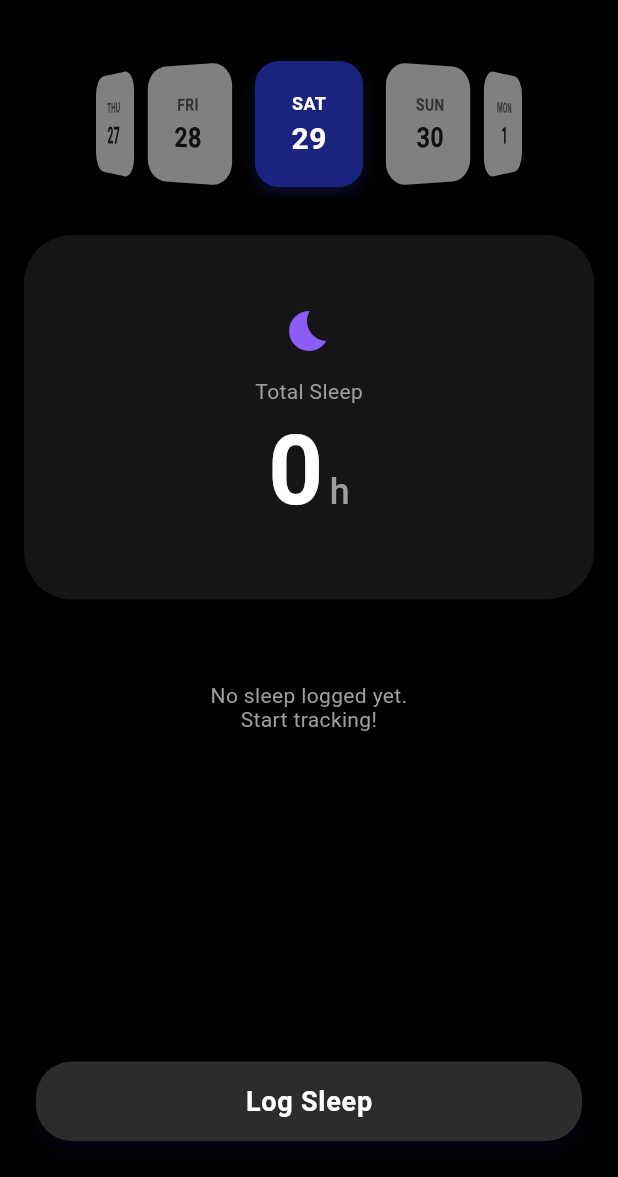
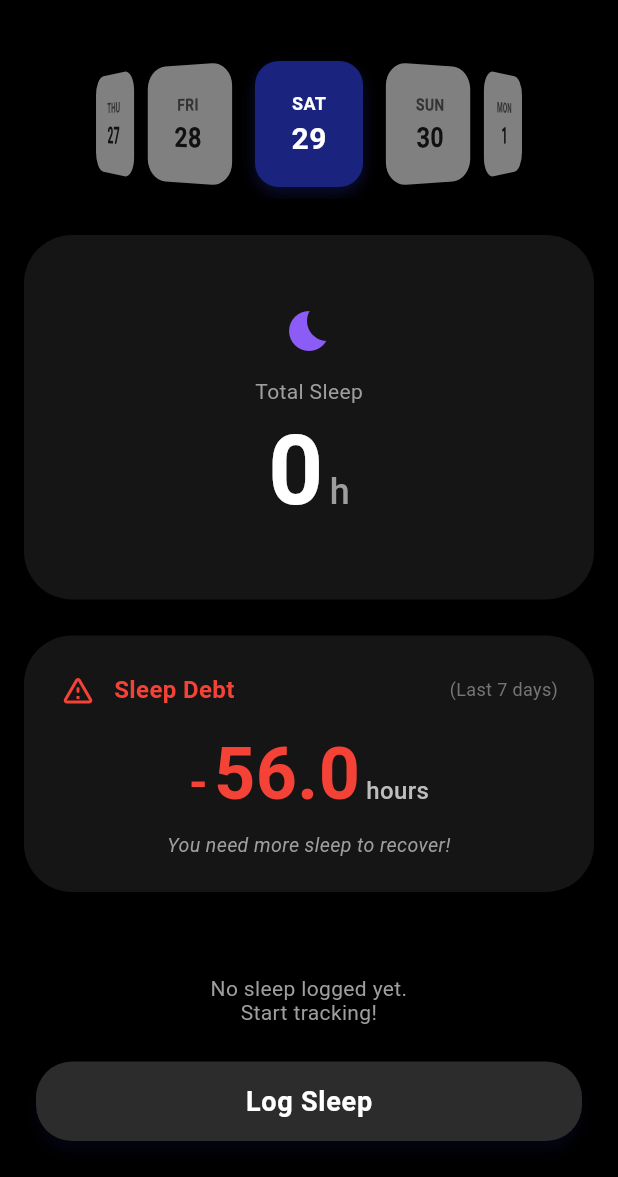
Before and after one commit to 1xterminal/Gainers, a Flutter app: the SleepLogScreen screen opened directly, on a phone screen of 412 x 824 dp, the part 59-1236 px from its top. Run offline on Flutter 3.47's test engine with Material 3 defaults, Android fonts, the phone set to English and light mode, and no system bars; our stand-ins replace confetti, fl_chart, flutter_dotenv, flutter_riverpod, google_sign_in, permission_handler and 3 more; missing offline and left inert: health, youtube_api; accounts and stored records are empty; network calls fail.

Commit message:
feat: Add sleep logging screen with total sleep duration, daily logs, and sleep debt tracking.

```diff
--- a/lib/features/sleep/ui/sleep_log_screen.dart
+++ b/lib/features/sleep/ui/sleep_log_screen.dart
@@ -4,6 +4,7 @@ import 'package:intl/intl.dart';
 import '../../../core/widgets/horizontal_date_wheel.dart';
 import '../providers/sleep_provider.dart';
 import 'widgets/sleep_input_modal.dart';
+import 'widgets/sleep_debt_card.dart';
 
 class SleepLogScreen extends ConsumerStatefulWidget {
   const SleepLogScreen({super.key});
@@ -18,6 +19,7 @@ class _SleepLogScreenState extends ConsumerState<SleepLogScreen> {
     final sleepState = ref.watch(sleepProvider);
     final notifier = ref.read(sleepProvider.notifier);
     final selectedDate = ref.watch(sleepProvider.notifier).selectedDate;
+    final weeklyLogsAsync = ref.watch(weeklySleepLogsProvider(selectedDate));
 
     final dailyLogs = sleepState.value ?? [];
 
@@ -152,6 +154,30 @@ class _SleepLogScreenState extends ConsumerState<SleepLogScreen> {
                         ],
                       ],
                     ),
+                  ),
+
+                  const SizedBox(height: 24),
+
+                  // Sleep Debt Tracker
+                  weeklyLogsAsync.when(
+                    data: (weeklyLogs) {
+                      // Calculate sleep debt (recommended 8h/night)
+                      const recommendedHoursPerNight = 8.0;
+                      final totalDays = 7;
+                      final totalRecommendedMinutes = (recommendedHoursPerNight * 60 * totalDays).toInt();
+
+                      final totalActualMinutes = weeklyLogs.fold<int>(
+                        0,
+                        (sum, log) => sum + log.durationMinutes,
+                      );
+
+                      final debtMinutes = totalRecommendedMinutes - totalActualMinutes;
+                      final debtHours = debtMinutes / 60.0;
+
+                      return SleepDebtCard(debtHours: debtHours);
+                    },
+                    loading: () => const SizedBox.shrink(),
+                    error: (_, __) => const SizedBox.shrink(),
                   ),
 
                   const SizedBox(height: 24),
--- /dev/null
+++ b/lib/features/sleep/ui/widgets/sleep_debt_card.dart
@@ -0,0 +1,111 @@
+import 'package:flutter/material.dart';
+
+class SleepDebtCard extends StatelessWidget {
+  final double debtHours; // Positive = debt, Negative = surplus
+
+  const SleepDebtCard({
+    super.key,
+    required this.debtHours,
+  });
+
+  @override
+  Widget build(BuildContext context) {
+    final isDebt = debtHours > 0;
+    final absHours = debtHours.abs();
+    final color = isDebt ? Colors.red : Colors.green;
+    final icon = isDebt ? Icons.warning_amber_rounded : Icons.check_circle;
+    final label = isDebt ? 'Sleep Debt' : 'Sleep Surplus';
+
+    return Container(
+      width: double.infinity,
+      padding: const EdgeInsets.all(24),
+      decoration: BoxDecoration(
+        color: const Color(0xFF151515),
+        borderRadius: BorderRadius.circular(32),
+      ),
+      child: Column(
+        children: [
+          Row(
+            mainAxisAlignment: MainAxisAlignment.spaceBetween,
+            children: [
+              Row(
+                children: [
+                  Icon(icon, color: color, size: 24),
+                  const SizedBox(width: 12),
+                  Text(
+                    label,
+                    style: TextStyle(
+                      color: color,
+                      fontSize: 16,
+                      fontWeight: FontWeight.bold,
+                    ),
+                  ),
+                ],
+              ),
+              Text(
+                '(Last 7 days)',
+                style: TextStyle(
+                  color: Colors.grey[600],
+                  fontSize: 12,
+                ),
+              ),
+            ],
+          ),
+          const SizedBox(height: 16),
+          Row(
+            mainAxisAlignment: MainAxisAlignment.center,
+            crossAxisAlignment: CrossAxisAlignment.baseline,
+            textBaseline: TextBaseline.alphabetic,
+            children: [
+              Text(
+                isDebt ? '-' : '+',
+                style: TextStyle(
+                  color: color,
+                  fontSize: 32,
+                  fontWeight: FontWeight.bold,
+                ),
+              ),
+              const SizedBox(width: 4),
+              TweenAnimationBuilder<double>(
+                tween: Tween<double>(begin: 0, end: absHours),
+                duration: const Duration(seconds: 1),
+                curve: Curves.easeOutExpo,
+                builder: (context, value, child) {
+                  return Text(
+                    value.toStringAsFixed(1),
+                    style: TextStyle(
+                      color: color,
+                      fontSize: 48,
+                      fontWeight: FontWeight.bold,
+                    ),
+                  );
+                },
+              ),
+              const SizedBox(width: 4),
+              Text(
+                'hours',
+                style: TextStyle(
+                  color: Colors.grey[400],
+                  fontSize: 16,
+                  fontWeight: FontWeight.w500,
+                ),
+              ),
+            ],
+          ),
+          const SizedBox(height: 12),
+          Text(
+            isDebt
+                ? 'You need more sleep to recover!'
+                : 'Great job! You\'re well-rested.',
+            style: TextStyle(
+              color: Colors.grey[500],
+              fontSize: 13,
+              fontStyle: FontStyle.italic,
+            ),
+            textAlign: TextAlign.center,
+          ),
+        ],
+      ),
+    );
+  }
+}
```
